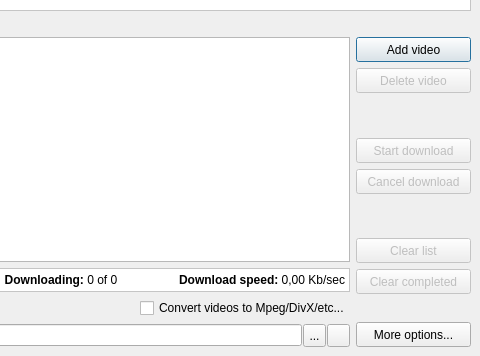
Old version of the form ui/mainform.ui in the repository ckorn/xvst; both pictures show x 237 to 717 and y 102 to 458 of the 717 by 458 pixel window.
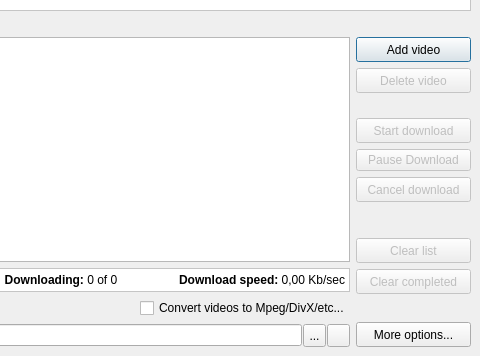
New version of the form. Icons and pictures are not drawn.

Commit message: - Implemented "PAUSE/RESUME" functions

Patch:
```diff
--- a/ui/mainform.ui
+++ b/ui/mainform.ui
@@ -413,6 +413,16 @@
         </property>
        </widget>
       </item>
+      <item>
+       <widget class="QPushButton" name="btnPauseResumeDownload" >
+        <property name="enabled" >
+         <bool>false</bool>
+        </property>
+        <property name="text" >
+         <string>Pause Download</string>
+        </property>
+       </widget>
+      </item>
       <item>
        <widget class="QPushButton" name="btnCancelDownload" >
         <property name="enabled" >
```
Left out of the diff: 8 changed lines with no effect on the pictures. The commit also changes 16 other files.
